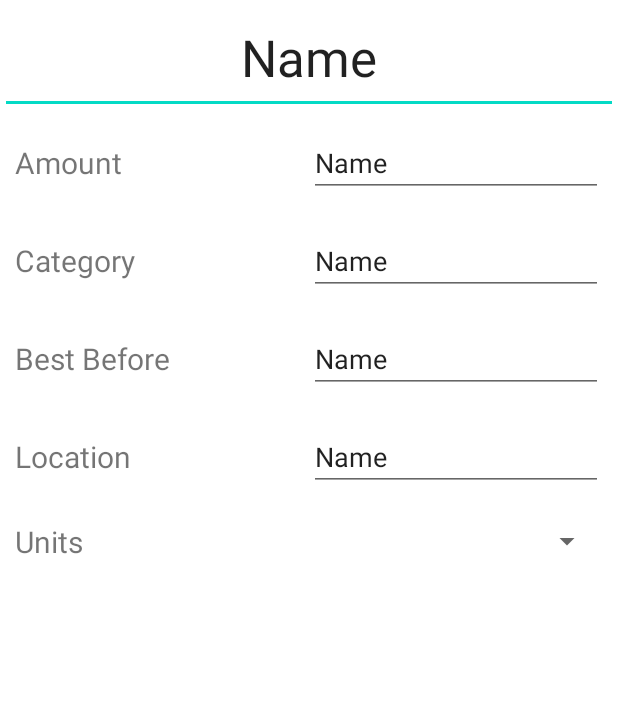
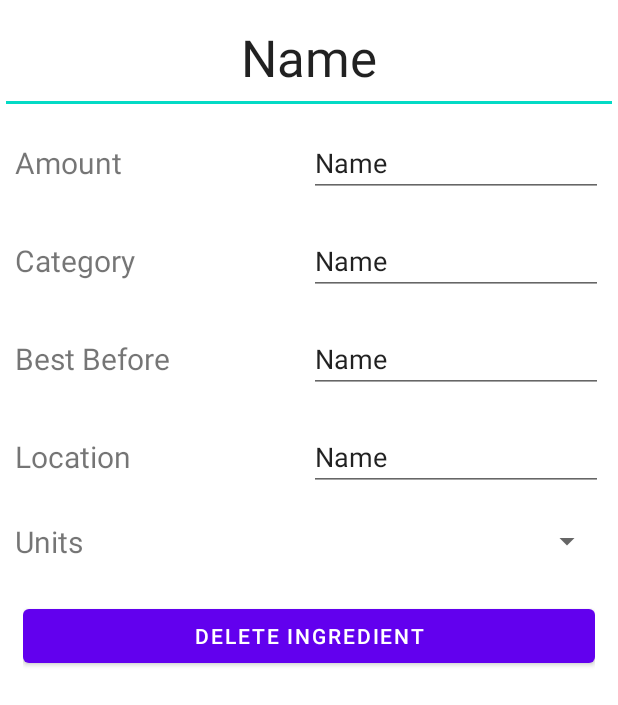
Before and after one commit to CMPUT301F22T12/Mealr, an Android app: the layout add_edit_ingredientlayout.xml on its own in the app's theme, with its tools: preview values and no code run, on a phone screen of 412 x 824 dp. Shown: the top 705 px of the screen. Run offline under Robolectric (Android 15) with nearby library versions, the phone set to English and light mode, and no system bars.

Commit message:
added ingredient delete button

```diff
--- a/android/301Project/app/src/main/res/layout/add_edit_ingredientlayout.xml
+++ b/android/301Project/app/src/main/res/layout/add_edit_ingredientlayout.xml
@@ -148,4 +148,18 @@
 
     </LinearLayout>
 
+    <LinearLayout
+        android:layout_width="match_parent"
+        android:layout_height="match_parent"
+        android:orientation="horizontal"
+        android:padding="15dp">
+
+        <Button
+            android:id="@+id/delete_ingredient_button"
+            android:layout_width="wrap_content"
+            android:layout_height="wrap_content"
+            android:layout_weight="1"
+            android:text="Delete Ingredient" />
+    </LinearLayout>
+
 </LinearLayout>
```
Also changed, not shown: android/301Project/app/src/main/java/com/example/a301project/AddEditIngredientFragment.java (+29 -1 lines).
